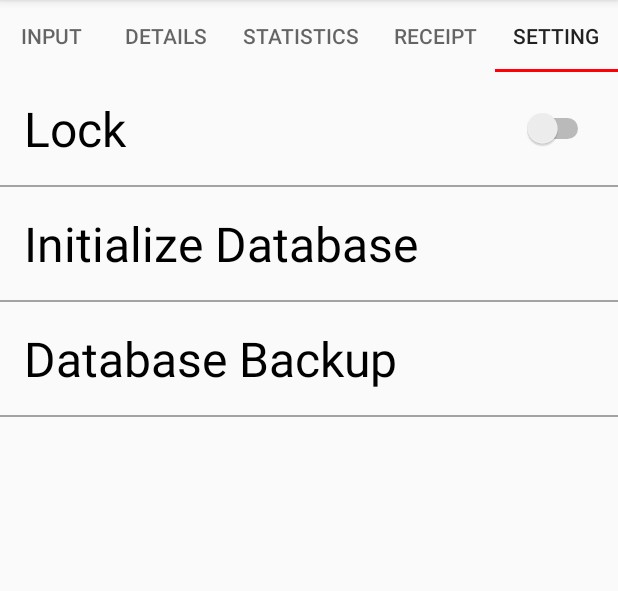
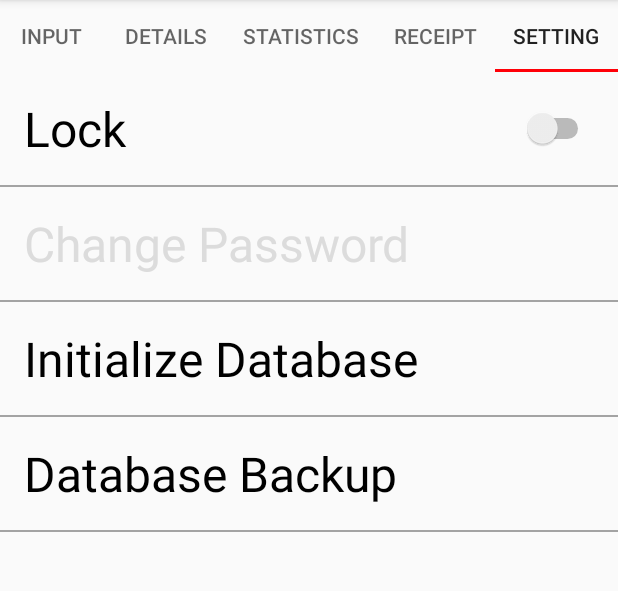
Before and after one commit to lasking88/AccountBook, an Android app: the screen it shows after launch (MainPagerActivity), tab 5 chosen, on a phone screen of 412 x 824 dp, the part 84-675 px from its top. Run offline under Robolectric (Android 15) with nearby library versions, the phone set to English and light mode, and no system bars; libraries missing offline, so code that uses them is left out: com.dgreenhalgh.android; 4 statements that could not run were skipped.

Commit message:
Implemented lock screen functionality

```diff
--- /dev/null
+++ b/AccountBook/app/src/main/java/com/ohbrothers/www/accountbook/controller/LockActivity.java
@@ -0,0 +1,46 @@
+package com.ohbrothers.www.accountbook.controller;
+
+import android.content.Intent;
+import android.support.v7.app.AppCompatActivity;
+import android.os.Bundle;
+import android.view.View;
+import android.widget.EditText;
+import android.widget.TextView;
+import android.widget.Toast;
+
+import com.ohbrothers.www.accountbook.R;
+import com.ohbrothers.www.accountbook.model.DataLab;
+
+public class LockActivity extends AppCompatActivity {
+
+    private String mPasscode;
+
+    @Override
+    protected void onCreate(Bundle savedInstanceState) {
+        super.onCreate(savedInstanceState);
+        if (DataLab.get(LockActivity.this.getApplicationContext()).getPasscodeSwitch() == 0) {
+            Intent newIntent = new Intent(LockActivity.this, MainPagerActivity.class);
+            startActivity(newIntent);
+            finish();
+        }
+        setContentView(R.layout.activity_lock);
+
+        final EditText passcode = (EditText)findViewById(R.id.passcode_edit_text);
+        TextView ok = (TextView)findViewById(R.id.ok_button);
+
+        ok.setOnClickListener(new View.OnClickListener() {
+            @Override
+            public void onClick(View v) {
+                mPasscode = DataLab.get(LockActivity.this.getApplicationContext()).getPasscode();
+                if (passcode.getText().toString().equals(mPasscode)) {
+                    Intent newIntent = new Intent(LockActivity.this, MainPagerActivity.class);
+                    startActivity(newIntent);
+                    finish();
+                } else {
+                    Toast.makeText(getApplicationContext(), "Wrong password! Try again", Toast.LENGTH_SHORT).show();
+                }
+            }
+        });
+
+    }
+}
--- a/AccountBook/app/src/main/java/com/ohbrothers/www/accountbook/controller/StatisticsFragment.java
+++ b/AccountBook/app/src/main/java/com/ohbrothers/www/accountbook/controller/StatisticsFragment.java
@@ -31,8 +31,8 @@ import java.util.List;
 public class StatisticsFragment extends Fragment {
 
     private static final String DIALOG_DATE = "DialogDate";
-    private static final String ARG_STATISTICS_START_DATE = "startdate";
-    private static final String ARG_STATISTICS_END_DATE = "enddate";
+    private static final String START_DATE_KEY = "startdate";
+    private static final String END_DATE_KEY = "enddate";
     private static final int REQUEST_START_DATE = 0;
     private static final int REQUEST_END_DATE = 1;
 
@@ -56,16 +56,16 @@ public class StatisticsFragment extends Fragment {
             mStartDate = new Date(currentTimeMillis);
             mEndDate = new Date(currentTimeMillis);
         } else {
-            mStartDate = (Date)savedInstanceState.getSerializable(ARG_STATISTICS_START_DATE);
-            mEndDate = (Date)savedInstanceState.getSerializable(ARG_STATISTICS_END_DATE);
+            mStartDate = (Date)savedInstanceState.getSerializable(START_DATE_KEY);
+            mEndDate = (Date)savedInstanceState.getSerializable(END_DATE_KEY);
         }
     }
 
     @Override
     public void onSaveInstanceState(Bundle outState) {
         super.onSaveInstanceState(outState);
-        outState.putSerializable(ARG_STATISTICS_START_DATE, mStartDate);
-        outState.putSerializable(ARG_STATISTICS_END_DATE, mEndDate);
+        outState.putSerializable(START_DATE_KEY, mStartDate);
+        outState.putSerializable(END_DATE_KEY, mEndDate);
     }
 
     @Override
--- a/AccountBook/app/src/main/java/com/ohbrothers/www/accountbook/database/DataBaseHelper.java
+++ b/AccountBook/app/src/main/java/com/ohbrothers/www/accountbook/database/DataBaseHelper.java
@@ -5,6 +5,7 @@ import android.database.sqlite.SQLiteDatabase;
 import android.database.sqlite.SQLiteOpenHelper;
 
 import com.ohbrothers.www.accountbook.database.DbSchema.DataTable;
+import com.ohbrothers.www.accountbook.database.DbSchema.PasscodeTable;
 
 /**
  * Created by jk on 5/15/17.
@@ -18,7 +19,6 @@ public class DataBaseHelper extends SQLiteOpenHelper{
         super(context, DATABASE_NAME, null, VERSION);
     }
 
-
     @Override
     public void onCreate(SQLiteDatabase db) {
         db.execSQL("create table " + DataTable.NAME + "(" +
@@ -27,6 +27,16 @@ public class DataBaseHelper extends SQLiteOpenHelper{
                 DataTable.Cols.DETAIL + ", " +
                 DataTable.Cols.INOUTCOME +
         ")");
+
+        db.execSQL("create table " + PasscodeTable.NAME + "(" +
+                " _id integer primary key autoincrement, " +
+                PasscodeTable.Cols.PASSCODESWITCH + ", " +
+                PasscodeTable.Cols.PASSCODE +
+                ")");
+
+        db.execSQL("insert into " + PasscodeTable.NAME + "(" +
+        PasscodeTable.Cols.PASSCODESWITCH + ", " + PasscodeTable.Cols.PASSCODE + ")"
+        + " values (0, '0000')");
     }
 
     @Override
--- a/AccountBook/app/src/main/java/com/ohbrothers/www/accountbook/database/DataCursorWrapper.java
+++ b/AccountBook/app/src/main/java/com/ohbrothers/www/accountbook/database/DataCursorWrapper.java
@@ -30,4 +30,14 @@ public class DataCursorWrapper extends CursorWrapper {
 
         return data;
     }
+
+    public int getPasscodeSwitch() {
+        int onOff = getInt(getColumnIndex(DbSchema.PasscodeTable.Cols.PASSCODESWITCH));
+        return onOff;
+    }
+
+    public String getPasscode() {
+        String password = getString(getColumnIndex(DbSchema.PasscodeTable.Cols.PASSCODE));
+        return password;
+    }
 }
--- a/AccountBook/app/src/main/java/com/ohbrothers/www/accountbook/model/DataLab.java
+++ b/AccountBook/app/src/main/java/com/ohbrothers/www/accountbook/model/DataLab.java
@@ -11,6 +11,7 @@ import com.ohbrothers.www.accountbook.database.DataBaseHelper;
 import com.ohbrothers.www.accountbook.database.DataCursorWrapper;
 import com.ohbrothers.www.accountbook.database.DbSchema;
 import com.ohbrothers.www.accountbook.database.DbSchema.DataTable;
+import com.ohbrothers.www.accountbook.database.DbSchema.PasscodeTable;
 
 import java.text.SimpleDateFormat;
 import java.util.ArrayList;
@@ -33,8 +34,6 @@ public class DataLab {
     private Context mContext;
     private SQLiteDatabase mDatabase;
 
-    private HashMap<String, List<InOutcome>> mStringMyDateHashMap;
-
     public static DataLab get(Context context) {
         if (sDataLab == null) {
             sDataLab = new DataLab(context);
@@ -45,12 +44,58 @@ public class DataLab {
     private DataLab(Context context) {
         mContext = context;
         mDatabase = new DataBaseHelper(mContext).getWritableDatabase();
-        mStringMyDateHashMap = new HashMap<>();
+    }
+
+    public void initialize() {
+        mDatabase.delete(DataTable.NAME, null, null);
+    }
+
+
+    public void setPasscode (String password) {
+        mDatabase.execSQL("update " + PasscodeTable.NAME + " set " +
+                PasscodeTable.Cols.PASSCODE + "=" + password +
+                " where " + PasscodeTable.Cols.PASSCODESWITCH + "=1");
+    }
+
+    public void offPasscode() {
+        mDatabase.execSQL("update " + PasscodeTable.NAME + " set " +
+                PasscodeTable.Cols.PASSCODESWITCH + "=1" +
+                " where " + PasscodeTable.Cols.PASSCODESWITCH + "=0");
+    }
+
+    public void onPasscode() {
+        mDatabase.execSQL("update " + PasscodeTable.NAME + " set " +
+                PasscodeTable.Cols.PASSCODESWITCH + "=0" +
+        " where " + PasscodeTable.Cols.PASSCODESWITCH + "=1");
+    }
+
+    public int getPasscodeSwitch() {
+        DataCursorWrapper cursor = queryData(PasscodeTable.NAME, null, null);
+        int passcodeSwitch;
+        try {
+            cursor.moveToFirst();
+            passcodeSwitch = cursor.getPasscodeSwitch();
+        } finally {
+            cursor.close();
+        }
+        return passcodeSwitch;
+    }
+
+    public String getPasscode() {
+        DataCursorWrapper cursor = queryData(PasscodeTable.NAME, null, null);
+        String rt = "";
+        try {
+            cursor.moveToFirst();
+            rt = cursor.getPasscode();
+        } finally {
+            cursor.close();
+        }
+        return rt;
     }
 
     public void addData(String key, InOutcome ioc) {
         ContentValues values = getContentValues(key, ioc);
-        mDatabase.insert(DbSchema.DataTable.NAME, null, values);
+        mDatabase.insert(DataTable.NAME, null, values);
     }
 
     public void removeDate(String key, InOutcome ioc) {
@@ -64,7 +109,7 @@ public class DataLab {
     public List<InOutcome> getData(String key) {
         List<InOutcome> inOutcomes = new ArrayList<>();
         String[] args = {key};
-        DataCursorWrapper cursor = queryData(DataTable.Cols.DATE + "=?", args);
+        DataCursorWrapper cursor = queryData(DataTable.NAME, DataTable.Cols.DATE + "=?", args);
 
         try {
             cursor.moveToFirst();
@@ -78,6 +123,7 @@ public class DataLab {
         }
 
         Log.d("DATA: ", inOutcomes.size() + "");
+        if (inOutcomes.size() == 0) return null;
         return inOutcomes;
     }
 
@@ -167,9 +213,16 @@ public class DataLab {
         return values;
     }
 
-    private DataCursorWrapper queryData (String whereClause, String[] whereArg) {
+    private static ContentValues getPasscodeValues (int passcodeSwitch, String passcode) {
+        ContentValues values = new ContentValues();
+        values.put(PasscodeTable.Cols.PASSCODESWITCH, passcodeSwitch);
+        values.put(PasscodeTable.Cols.PASSCODE, passcode);
+        return values;
+    }
+
+    private DataCursorWrapper queryData (String database, String whereClause, String[] whereArg) {
         Cursor cursor = mDatabase.query(
-                DataTable.NAME,
+                database,
                 null,
                 whereClause,
                 whereArg,
--- a/AccountBook/app/src/main/res/layout/fragment_setting.xml
+++ b/AccountBook/app/src/main/res/layout/fragment_setting.xml
@@ -5,7 +5,7 @@
               android:layout_height="match_parent">
 
     <Switch
-        android:id="@+id/switch1"
+        android:id="@+id/passcode_switch"
         android:layout_width="match_parent"
         android:layout_height="wrap_content"
         android:layout_margin="16dp"
@@ -18,6 +18,21 @@
         android:src="@drawable/horizontaldivider"/>
 
     <TextView
+        android:id="@+id/change_passcode_text_view"
+        android:layout_width="match_parent"
+        android:layout_height="wrap_content"
+        android:layout_margin="16dp"
+        android:textSize="32sp"
+        android:textColor="#000000"
+        android:text="Change Password"/>
+
+    <ImageView
+        android:layout_width="match_parent"
+        android:layout_height="wrap_content"
+        android:src="@drawable/horizontaldivider"/>
+
+    <TextView
+        android:id="@+id/init_database"
         android:layout_width="match_parent"
         android:layout_height="wrap_content"
         android:layout_margin="16dp"
@@ -31,6 +46,7 @@
         android:src="@drawable/horizontaldivider"/>
 
     <TextView
+        android:id="@+id/backup_database"
         android:layout_width="match_parent"
         android:layout_height="wrap_content"
         android:layout_margin="16dp"
--- a/AccountBook/app/src/main/res/values/colors.xml
+++ b/AccountBook/app/src/main/res/values/colors.xml
@@ -8,4 +8,5 @@
     <color name="colorWhite">#ffffff</color>
     <color name="colorGreen">#1ba100</color>
     <color name="colorRed">#b40000</color>
+    <color name="colorBlack">#000000</color>
 </resources>
```
Also changed, not shown: AccountBook/app/src/main/AndroidManifest.xml (+7 -2 lines), AccountBook/app/src/main/java/com/ohbrothers/www/accountbook/controller/ChangePasswordActivity.java (added, +39 -0 lines), AccountBook/app/src/main/java/com/ohbrothers/www/accountbook/controller/SettingFragment.java (+93 -0 lines), AccountBook/app/src/main/java/com/ohbrothers/www/accountbook/database/DbSchema.java (+9 -0 lines), AccountBook/app/src/main/res/layout/activity_change_password.xml (added, +53 -0 lines), AccountBook/app/src/main/res/layout/activity_lock.xml (added, +48 -0 lines).
